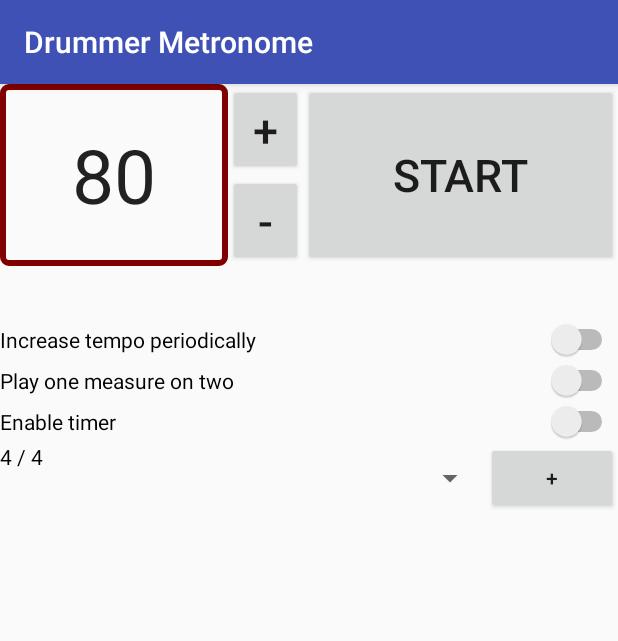
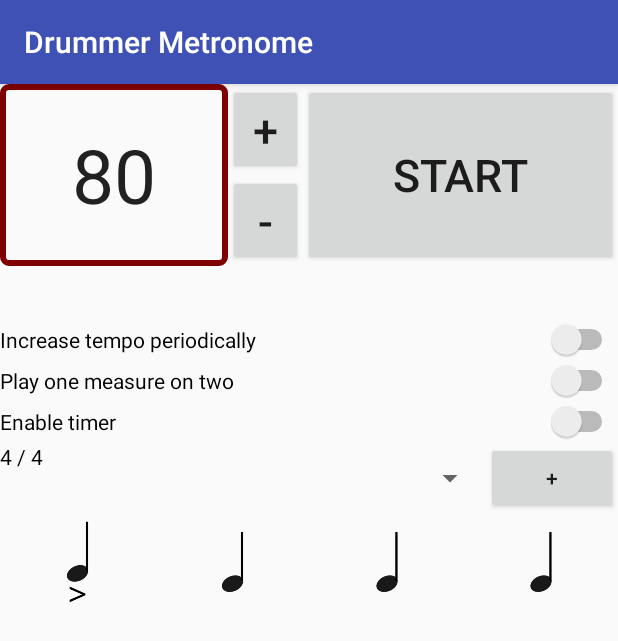
Before and after one commit to nicomanel/metronomeApp, an Android app: the screen it shows after launch (MainActivity), on a phone screen of 412 x 824 dp. Shown: the top 641 px of the screen. Run offline under Robolectric (Android 15) with nearby library versions, the phone set to English and light mode, and no system bars.

Commit message:
BarView looks good

```diff
--- a/app/src/main/java/com/doumdoum/nmanel/metronome/MainActivity.java
+++ b/app/src/main/java/com/doumdoum/nmanel/metronome/MainActivity.java
@@ -10,6 +10,7 @@ import android.util.Log;
 import android.view.MotionEvent;
 import android.view.View;
 import android.view.WindowManager;
+import android.widget.AdapterView;
 import android.widget.ArrayAdapter;
 import android.widget.Button;
 import android.widget.CompoundButton;
@@ -21,6 +22,7 @@ import android.widget.TextView;
 import com.doumdoum.nmanel.metronome.model.Bar;
 import com.doumdoum.nmanel.metronome.model.Bars;
 import com.doumdoum.nmanel.metronome.model.BarsManager;
+import com.doumdoum.nmanel.metronome.ui.BarView;
 
 import static com.doumdoum.nmanel.metronome.DefaultSettings.MAX_TEMPO_VALUE;
 
@@ -161,6 +163,17 @@ public class MainActivity extends AppCompatActivity {
         ArrayAdapter<Bar> adapter = new ArrayAdapter<Bar>(getApplicationContext(), R.layout.spinner_item, bars.getBars());
         rythmSpinner.setAdapter(adapter);
         adapter.notifyDataSetChanged();
+        rythmSpinner.setOnItemSelectedListener(new AdapterView.OnItemSelectedListener() {
+            @Override
+            public void onItemSelected(AdapterView<?> parent, View view, int position, long id) {
+                ((BarView) findViewById(R.id.barViewId)).setBar((Bar) parent.getSelectedItem());
+            }
+
+            @Override
+            public void onNothingSelected(AdapterView<?> parent) {
+
+            }
+        });
     }
 
     protected void hideOrDisplaySwitchSettings(Switch switchWithSettings, View settingsView) {
--- a/app/src/main/java/com/doumdoum/nmanel/metronome/model/Bar.java
+++ b/app/src/main/java/com/doumdoum/nmanel/metronome/model/Bar.java
@@ -6,6 +6,7 @@ import android.util.Log;
 import com.doumdoum.nmanel.metronome.MetronomeHelper;
 
 import java.util.LinkedList;
+import java.util.List;
 
 public class Bar implements Cloneable {
     private String name;
@@ -76,4 +77,8 @@ public class Bar implements Cloneable {
 
         return clonedBar;
     }
+
+    public List<Beat> getBeats() {
+        return beats;
+    }
 }
--- a/app/src/main/java/com/doumdoum/nmanel/metronome/ui/BarView.java
+++ b/app/src/main/java/com/doumdoum/nmanel/metronome/ui/BarView.java
@@ -1,9 +1,16 @@
 package com.doumdoum.nmanel.metronome.ui;
 
 import android.content.Context;
+import android.support.v7.widget.LinearLayoutCompat;
+import android.util.AttributeSet;
+import android.view.ViewGroup;
 import android.widget.LinearLayout;
 
 import com.doumdoum.nmanel.metronome.model.Bar;
+import com.doumdoum.nmanel.metronome.model.Beat;
+
+import java.util.ArrayList;
+import java.util.List;
 
 /**
  * Created by nico on 03/03/17.
@@ -11,14 +18,40 @@ import com.doumdoum.nmanel.metronome.model.Bar;
 
 public class BarView extends LinearLayout {
     private Bar bar;
+    private List<BeatView> beatViews;
     public BarView(Context context, Bar bar) {
         super(context);
-        this.bar = bar;
-//        setLayoutParams();
+        beatViews = new ArrayList<>();
+        setBar(bar);
+
+    }
+
+    public BarView(Context context, AttributeSet set) {
+        super(context, set);
+        beatViews = new ArrayList<>();
+        setBar(new Bar("empty"));
     }
 
     public void setBar(Bar bar)
     {
+        clearBeatViews();
+
+        List<Beat> beats = bar.getBeats();
+        setWeightSum(beats.size());
+        this.bar = bar;
+        for (Beat beat : beats) {
+            BeatView view = new BeatView(this.getContext(), beat.getBeatStyle());
+            view.setLayoutParams(new LinearLayout.LayoutParams(ViewGroup.LayoutParams.WRAP_CONTENT, ViewGroup.LayoutParams.MATCH_PARENT, 1));
+            beatViews.add(view);
+            addView(view);
+        }
 
     }
+
+    private void clearBeatViews() {
+        for (BeatView beatView : beatViews) {
+            removeView(beatView);
+        }
+        beatViews.clear();
+    }
 }
--- a/app/src/main/res/layout/activity_main.xml
+++ b/app/src/main/res/layout/activity_main.xml
@@ -170,10 +170,11 @@
         </LinearLayout>
 
     <LinearLayout
-        android:orientation="horizontal"
+        android:id="@+id/rythmSelectionLayoutId"
         android:layout_width="match_parent"
         android:layout_height="wrap_content"
-        android:layout_below="@id/durationTimerSettingsGroupId">
+        android:layout_below="@id/durationTimerSettingsGroupId"
+        android:orientation="horizontal">
 
         <Spinner
             android:id="@+id/rythmSpinnerId"
@@ -182,12 +183,19 @@
             android:layout_alignParentStart="true"
             android:layout_below="@+id/durationTimerSettingsGroupId"
             android:layout_weight="1" />
+
         <Button
             android:layout_width="wrap_content"
             android:layout_height="match_parent"
-            android:text="+"
-            android:onClick="openLoopEditor"/>
+            android:onClick="openLoopEditor"
+            android:text="+" />
     </LinearLayout>
+
+    <com.doumdoum.nmanel.metronome.ui.BarView
+        android:id="@+id/barViewId"
+        android:layout_width="match_parent"
+        android:layout_height="64dp"
+        android:layout_below="@+id/rythmSelectionLayoutId" />
 
 
 </RelativeLayout>
```
